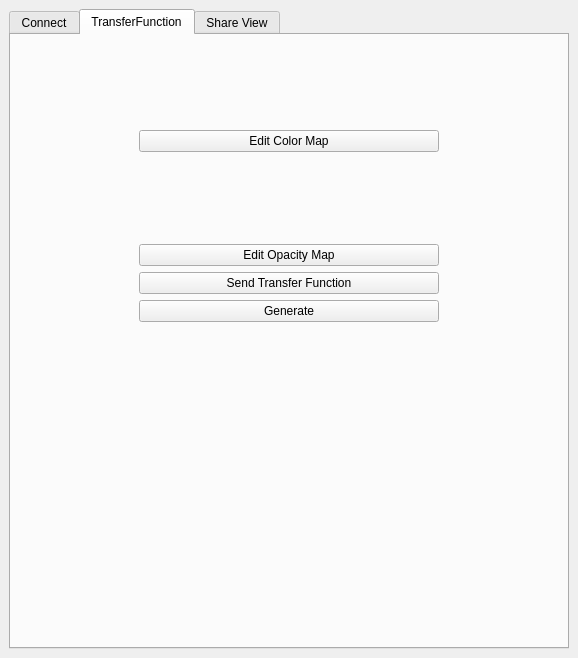
The window that Client/Widgets/Communication.ui (CCSEPBVR/CS-IS-PBVR) describes before a commit, drawn with Qt 5.
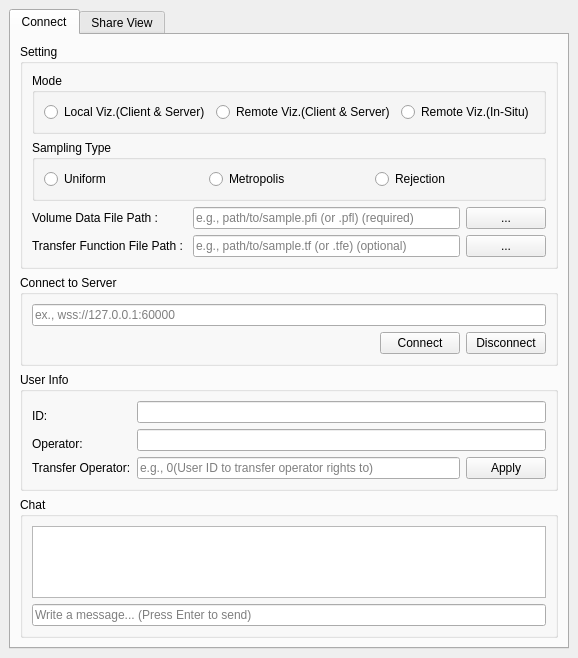
The same window after the commit. The open tabs and pages were chosen to show the change. Custom widgets are drawn as their Qt base class.

```diff
--- a/Client/Widgets/Communication.ui
+++ b/Client/Widgets/Communication.ui
@@ -280,86 +280,6 @@
         </item>
        </layout>
       </widget>
-      <widget class="QWidget" name="transferFunctionTab">
-       <attribute name="title">
-        <string>TransferFunction</string>
-       </attribute>
-       <layout class="QGridLayout" name="gridLayout_3">
-        <item row="6" column="0">
-         <widget class="QPushButton" name="generatePushButton">
-          <property name="text">
-           <string>Generate</string>
-          </property>
-         </widget>
-        </item>
-        <item row="4" column="0">
-         <widget class="QPushButton" name="editOpacityMapPushButton">
-          <property name="text">
-           <string>Edit Opacity Map</string>
-          </property>
-         </widget>
-        </item>
-        <item row="7" column="0">
-         <spacer name="verticalSpacer_2">
-          <property name="orientation">
-           <enum>Qt::Vertical</enum>
-          </property>
-          <property name="sizeHint" stdset="0">
-           <size>
-            <width>20</width>
-            <height>40</height>
-           </size>
-          </property>
-         </spacer>
-        </item>
-        <item row="1" column="0">
-         <widget class="ColorMap" name="colorMap" native="true">
-          <property name="minimumSize">
-           <size>
-            <width>0</width>
-            <height>80</height>
-           </size>
-          </property>
-          <property name="maximumSize">
-           <size>
-            <width>300</width>
-            <height>80</height>
-           </size>
-          </property>
-         </widget>
-        </item>
-        <item row="2" column="0">
-         <widget class="QPushButton" name="editColorMapPushButton">
-          <property name="text">
-           <string>Edit Color Map</string>
-          </property>
-         </widget>
-        </item>
-        <item row="3" column="0">
-         <widget class="OpacityMap" name="opacityMap" native="true">
-          <property name="minimumSize">
-           <size>
-            <width>0</width>
-            <height>80</height>
-           </size>
-          </property>
-          <property name="maximumSize">
-           <size>
-            <width>300</width>
-            <height>80</height>
-           </size>
-          </property>
-         </widget>
-        </item>
-        <item row="5" column="0">
-         <widget class="QPushButton" name="sendTransferFunctionPushButton">
-          <property name="text">
-           <string>Send Transfer Function</string>
-          </property>
-         </widget>
-        </item>
-       </layout>
-      </widget>
       <widget class="QWidget" name="shareViewTab">
        <attribute name="title">
         <string>Share View</string>
@@ -395,20 +315,6 @@
    </layout>
   </widget>
  </widget>
- <customwidgets>
-  <customwidget>
-   <class>ColorMap</class>
-   <extends>QWidget</extends>
-   <header>ColorMap.h</header>
-   <container>1</container>
-  </customwidget>
-  <customwidget>
-   <class>OpacityMap</class>
-   <extends>QWidget</extends>
-   <header>OpacityMap.h</header>
-   <container>1</container>
-  </customwidget>
- </customwidgets>
  <resources/>
  <connections/>
 </ui>
```
Left out of the diff: 3 changed lines with no effect on the pictures.
